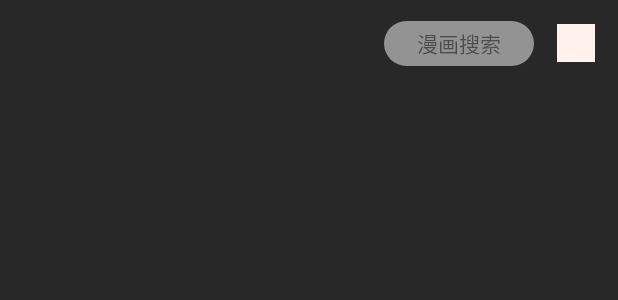
After one commit to bighanber/Seven, an Android app: the layout fra_home_layout.xml on its own in the app's theme, with its tools: preview values and no code run, on a phone screen of 412 x 824 dp. The commit adds this screen. Shown: the top 300 px of the screen. Run offline under Robolectric (Android 15) with nearby library versions, the phone set to English and light mode, and no system bars; Roboto replaces fonts that are not available here.

Commit message:
首页修改

```diff
--- a/app/src/main/java/com/luuu/seven/MainActivity.kt
+++ b/app/src/main/java/com/luuu/seven/MainActivity.kt
@@ -4,6 +4,7 @@ import android.os.Bundle
 import androidx.fragment.app.FragmentManager
 import androidx.fragment.app.FragmentTransaction
 import com.luuu.seven.base.BaseActivity
+import com.luuu.seven.module.index.ComicHomeFragment
 import com.luuu.seven.module.index.ComicIndexFragment
 import com.luuu.seven.module.news.ComicNewsFragment
 import com.luuu.seven.module.shelf.ComicShelfFragment
@@ -13,7 +14,7 @@ class MainActivity : BaseActivity() {
 
     private lateinit var fm: FragmentManager
 
-    private var indexFragment: ComicIndexFragment? = null
+    private var indexFragment: ComicHomeFragment? = null
     private var shelfFragment: ComicShelfFragment? = null
     private var newsFragment: ComicNewsFragment? = null
 
@@ -49,7 +50,7 @@ class MainActivity : BaseActivity() {
             0 -> if (indexFragment != null) {
                 ft.show(indexFragment!!)
             } else {
-                indexFragment = ComicIndexFragment()
+                indexFragment = ComicHomeFragment.newInstance()
                 ft.add(R.id.content, indexFragment!!)
             }
 
--- a/app/src/main/java/com/luuu/seven/adapter/ComicFragmentAdapter.kt
+++ b/app/src/main/java/com/luuu/seven/adapter/ComicFragmentAdapter.kt
@@ -13,7 +13,7 @@
  *     desc   :
  *     version:
  */
-class ComicFragmentAdapter(fm: FragmentManager, private var fragments: List<Fragment>, private var titles: List<String>) : FragmentPagerAdapter(fm) {
+class ComicFragmentAdapter(fm: FragmentManager, private var fragments: List<Fragment>, private var titles: List<String>) : FragmentPagerAdapter(fm, BEHAVIOR_RESUME_ONLY_CURRENT_FRAGMENT) {
 
 //    private var mFragmentManager: FragmentManager = fm
 //    private var mFragments: List<BaseFragment> = fragments
--- a/app/src/main/java/com/luuu/seven/module/shelf/ComicShelfFragment.kt
+++ b/app/src/main/java/com/luuu/seven/module/shelf/ComicShelfFragment.kt
@@ -1,6 +1,5 @@
 package com.luuu.seven.module.shelf
 
-import androidx.core.content.ContextCompat
 import androidx.fragment.app.Fragment
 import com.luuu.seven.R
 import com.luuu.seven.adapter.ComicFragmentAdapter
@@ -46,9 +45,6 @@ class ComicShelfFragment : BaseFragment() {
 
     override fun getContentViewLayoutID(): Int = R.layout.fra_shelf_layout
 
-    override fun onFirstUserInvisible() {
-    }
-
     private fun initViewPager(names: List<String>, fragments: List<Fragment>) {
         val adapter = ComicFragmentAdapter(childFragmentManager, fragments, names)
         shelf_viewpager.adapter = adapter
--- /dev/null
+++ b/app/src/main/res/layout/fra_home_layout.xml
@@ -0,0 +1,70 @@
+<?xml version="1.0" encoding="utf-8"?>
+<androidx.constraintlayout.widget.ConstraintLayout xmlns:android="http://schemas.android.com/apk/res/android"
+    xmlns:app="http://schemas.android.com/apk/res-auto"
+    xmlns:tools="http://schemas.android.com/tools"
+    android:layout_width="match_parent"
+    android:layout_height="match_parent"
+    tools:background="@color/colorFont">
+
+    <androidx.viewpager.widget.ViewPager
+        android:id="@+id/home_viewpager"
+        android:layout_width="match_parent"
+        android:layout_height="0dp"
+        app:layout_constraintTop_toTopOf="parent"
+        app:layout_constraintBottom_toBottomOf="parent"/>
+
+    <View
+        android:id="@+id/status_bg"
+        android:layout_width="match_parent"
+        android:layout_height="0.01dp"
+        android:background="#00000000"
+        app:layout_constraintTop_toTopOf="parent" />
+
+    <View
+        android:id="@+id/tool_bg"
+        android:layout_width="match_parent"
+        android:layout_height="?attr/actionBarSize"
+        android:background="@color/transparent"
+        app:layout_constraintTop_toBottomOf="@+id/status_bg" />
+
+    <com.google.android.material.tabs.TabLayout
+        android:id="@+id/home_tabs"
+        android:layout_width="0dp"
+        android:layout_height="0dp"
+        android:layout_marginEnd="10dp"
+        app:layout_constraintEnd_toStartOf="@+id/tv_search"
+        app:layout_constraintStart_toStartOf="parent"
+        app:layout_constraintTop_toTopOf="@+id/tool_bg"
+        app:layout_constraintBottom_toBottomOf="@+id/tool_bg"
+        app:tabIndicatorColor="@color/white"
+        app:tabIndicatorFullWidth="false"
+        app:tabIndicatorHeight="0dp"
+        app:tabMode="fixed"
+        app:tabSelectedTextColor="@color/white"
+        app:tabTextColor="@color/item_text" />
+
+    <TextView
+        android:id="@+id/tv_search"
+        android:layout_width="100dp"
+        android:layout_height="30dp"
+        android:layout_marginEnd="15dp"
+        android:alpha="0.5"
+        android:background="@drawable/search_bg"
+        android:gravity="center"
+        android:text="@string/comic_search"
+        android:textColor="#90000000"
+        app:layout_constraintBottom_toBottomOf="@+id/home_tabs"
+        app:layout_constraintEnd_toStartOf="@+id/iv_history"
+        app:layout_constraintTop_toTopOf="@+id/home_tabs" />
+
+    <ImageView
+        android:id="@+id/iv_history"
+        android:layout_width="25dp"
+        android:layout_height="25dp"
+        android:layout_marginEnd="15dp"
+        android:background="@color/colorAccent"
+        app:layout_constraintBottom_toBottomOf="@+id/home_tabs"
+        app:layout_constraintEnd_toEndOf="parent"
+        app:layout_constraintTop_toTopOf="@+id/home_tabs" />
+
+</androidx.constraintlayout.widget.ConstraintLayout>
--- a/app/src/main/res/values/colors.xml
+++ b/app/src/main/res/values/colors.xml
@@ -15,4 +15,5 @@
     <color name="item_line_bg">#e0e0e0</color>
     <color name="itemBg">#ccffffff</color>
     <color name="colorBg">#f5f5f5</color>
+    <color name="transparent">#00000000</color>
 </resources>
```
Also changed, not shown: app/src/main/java/com/luuu/seven/base/BaseFragment.kt (+20 -15 lines), app/src/main/java/com/luuu/seven/module/index/ComicHomeFragment.kt (added, +47 -0 lines), app/src/main/java/com/luuu/seven/module/index/ComicIndexFragment.kt (+18 -7 lines), app/src/main/java/com/luuu/seven/module/shelf/ComicCollectFragment.kt (+10 -0 lines), app/src/main/java/com/luuu/seven/module/shelf/ComicHistoryFragment.kt (+12 -10 lines), app/src/main/java/com/luuu/seven/util/BarUtils.kt (+7 -0 lines), app/src/main/res/layout/fra_index_layout.xml (+18 -30 lines).
